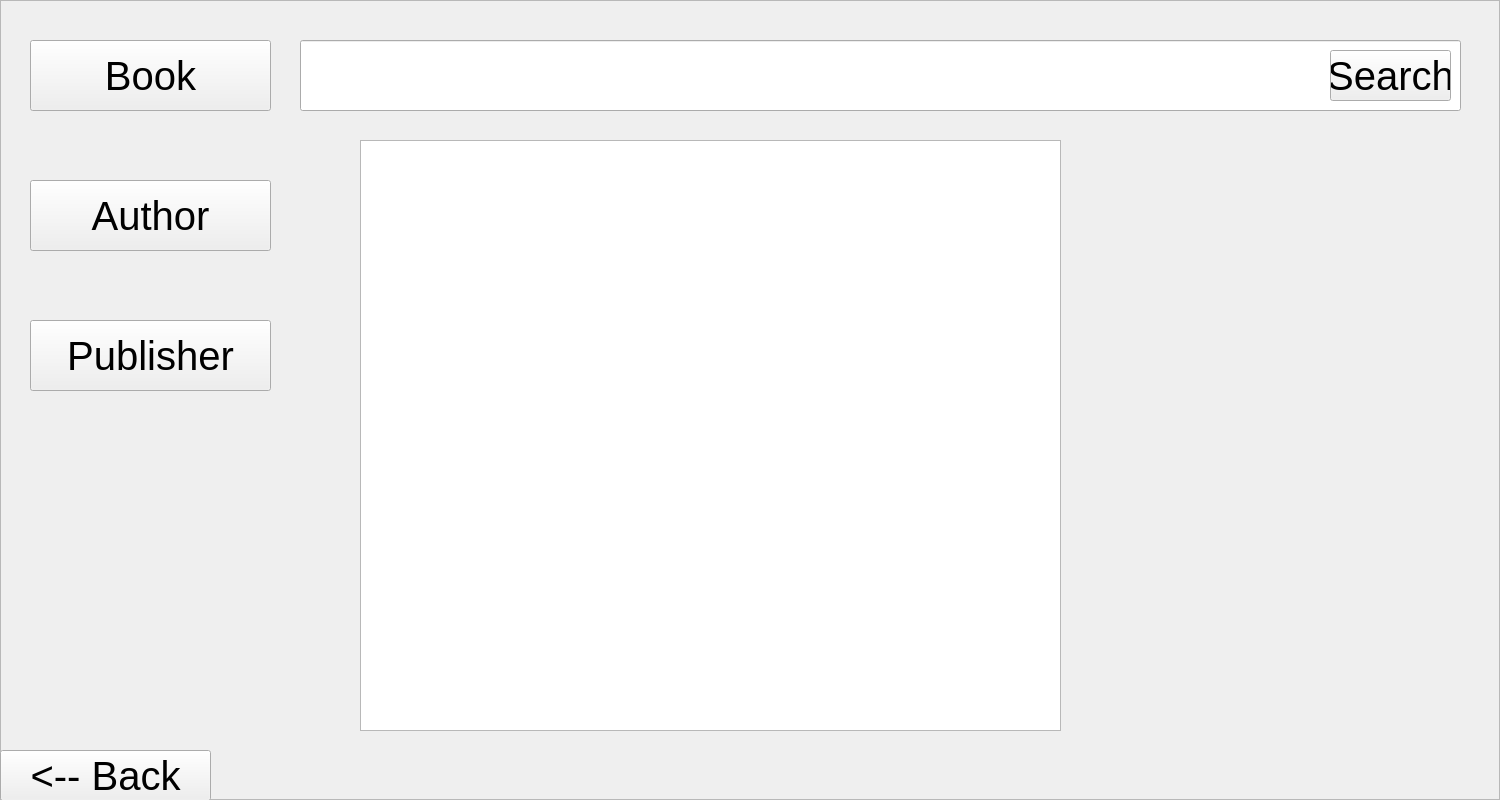
First picture: the form in BookClubProject/Users/searchwindow.ui, repository mohammadshirizadeh-sudo/book-club, before the edit.
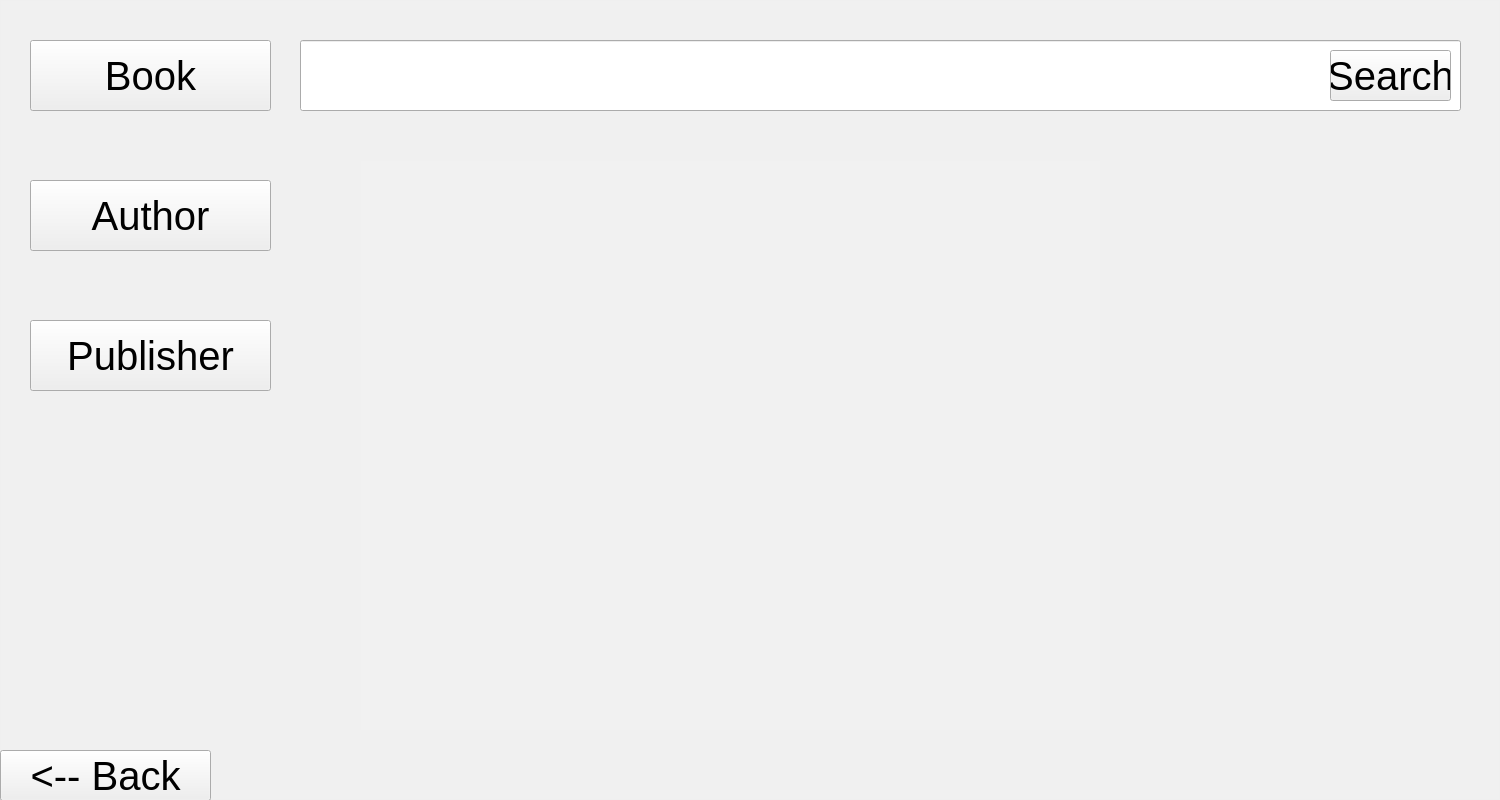
Second picture: the form after the edit. Icons and pictures are not drawn.

Diff of the .ui file:
```diff
--- a/BookClubProject/Users/searchwindow.ui
+++ b/BookClubProject/Users/searchwindow.ui
@@ -31,6 +31,12 @@
      <height>800</height>
     </rect>
    </property>
+   <property name="styleSheet">
+    <string notr="true">QFrame {
+	background-color: rgba(255,255,255,10);
+}
+</string>
+   </property>
    <property name="frameShape">
     <enum>QFrame::Shape::StyledPanel</enum>
    </property>
@@ -185,9 +191,9 @@
     <property name="geometry">
      <rect>
       <x>360</x>
-      <y>140</y>
-      <width>701</width>
-      <height>591</height>
+      <y>160</y>
+      <width>741</width>
+      <height>571</height>
      </rect>
     </property>
    </widget>
```
